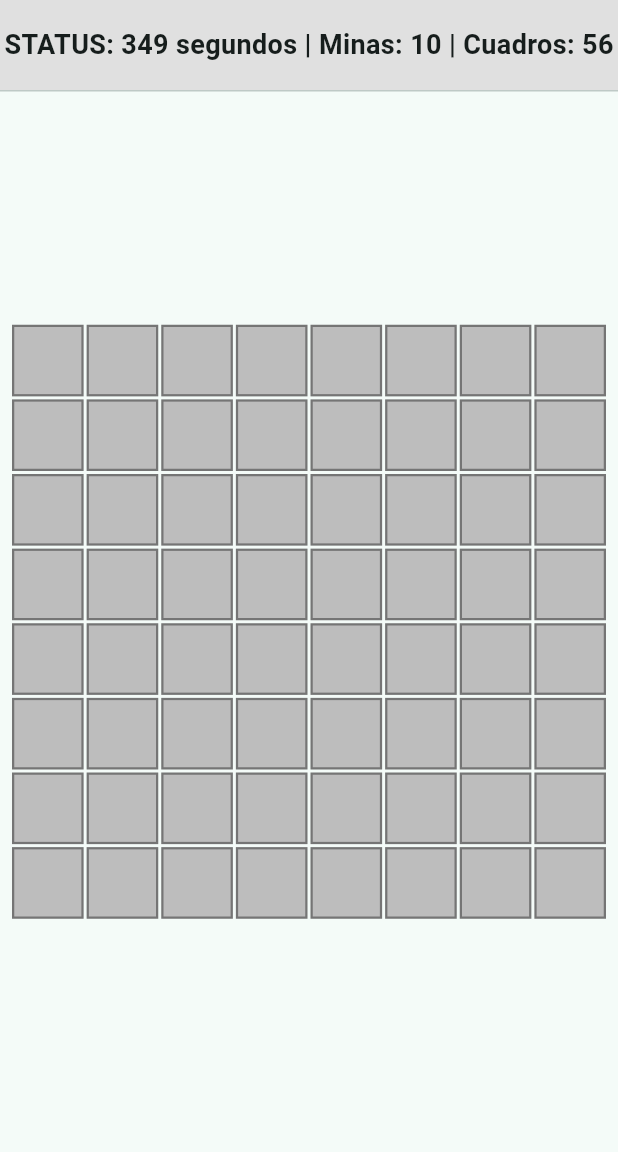
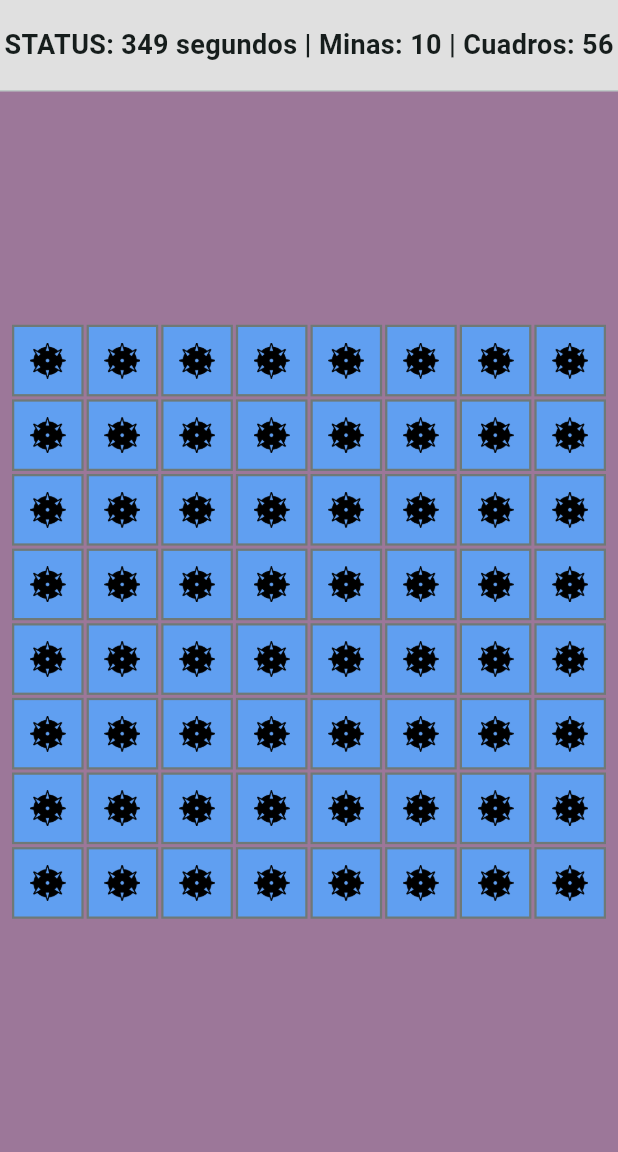
Before and after one commit to Fnav63/3479A321_2020479060, a Flutter app: the screen it shows after launch, on a phone screen of 412 x 824 dp, the part 84-1236 px from its top. Run offline on Flutter 3.47's test engine with Material 3 defaults, Android fonts, the phone set to English and light mode, and no system bars; our stand-ins replace logger.

Commit message:
Adición de assets y cambio de colores

```diff
--- a/lib/main.dart
+++ b/lib/main.dart
@@ -22,8 +22,12 @@ class MyApp extends StatelessWidget {
       theme: ThemeData(
         colorScheme: ColorScheme.fromSeed(
           seedColor: Colors.teal,
-          primary: Colors.teal,
-          secondary: Colors.orangeAccent,
+          primary: const Color.fromARGB(255, 132, 38, 209),
+          secondary: const Color.fromARGB(255, 96, 159, 241),
+        ),
+        scaffoldBackgroundColor: const Color.fromARGB(255, 156, 119, 153),
+        textTheme: const TextTheme(
+          bodyMedium: TextStyle(fontSize: 16, fontWeight: FontWeight.w500),
         ),
         useMaterial3: true,
       ),
--- a/lib/ui/widgets/mine_cell.dart
+++ b/lib/ui/widgets/mine_cell.dart
@@ -10,13 +10,22 @@ class MineCell extends StatelessWidget {
 
   @override
   Widget build(BuildContext context) {
+    final theme = Theme.of(context);
     return Container(
       decoration: BoxDecoration(
-        color: Colors.grey[400],
+        color: theme.colorScheme.secondary,
         border: Border.all(
-          color: Colors.grey[600]!,
+          color: theme.colorScheme.outline,
           width: 1.5,
         ),
+      ),
+      child: Center(
+        child: Image.asset(
+          'assets/icons/mine.png',
+          width: 24,
+          height: 24,
+          fit: BoxFit.contain,
+          ),
       ),
     );
   }
--- a/pubspec.yaml
+++ b/pubspec.yaml
@@ -58,6 +58,9 @@ flutter:
   # the material Icons class.
   uses-material-design: true
 
+  assets:
+    - assets/images/
+    - assets/icons/
   # To add assets to your application, add an assets section, like this:
   # assets:
   #   - images/a_dot_burr.jpeg
```
Also changed, not shown: assets/icons/flag.png (added), assets/icons/mine.png (added).
